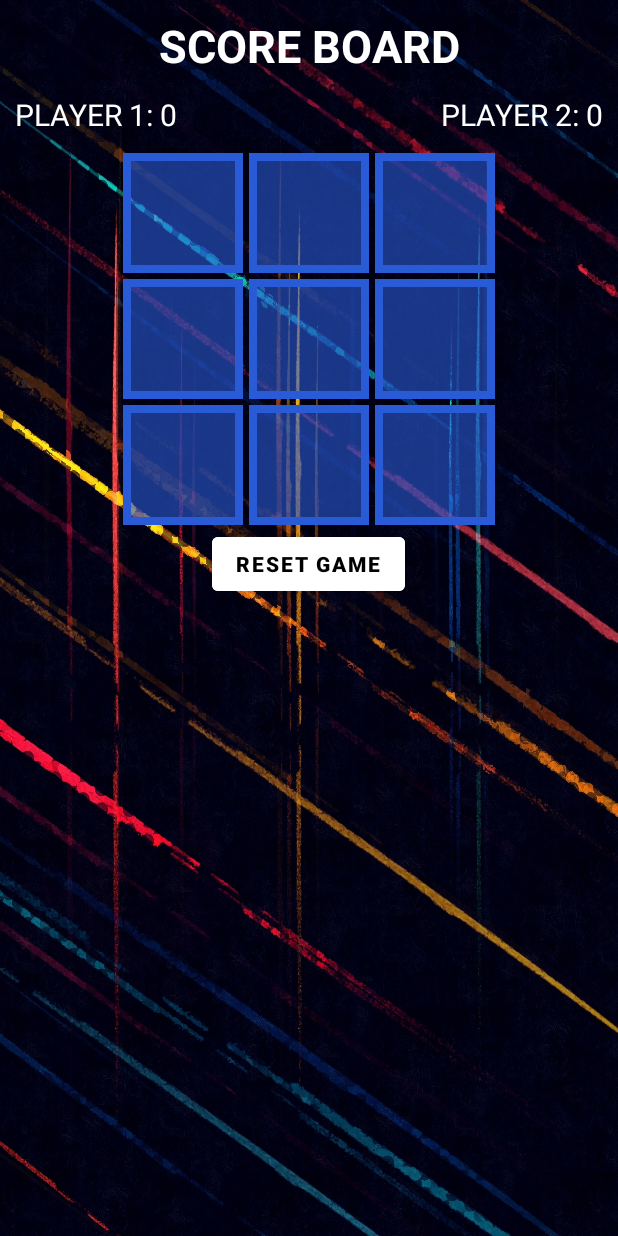
After one commit to victorbamikole/TICTACTOE, an Android app: the LocalPlayersGameBoard screen opened directly, with no data from a screen before it, on a phone screen of 412 x 824 dp. The commit adds this screen. Run offline under Robolectric (Android 15) with nearby library versions, the phone set to English and light mode, and no system bars; Roboto replaces fonts that are not available here.

Commit message:
local multiplayer added

```diff
--- a/app/src/main/AndroidManifest.xml
+++ b/app/src/main/AndroidManifest.xml
@@ -9,6 +9,12 @@
         android:roundIcon="@mipmap/ic_launcher_round"
         android:supportsRtl="true"
         android:theme="@style/Theme.HILTTicTacToe">
+        <activity
+            android:name=".LocalMultiplayer.LocalPlayersGameBoard"
+            android:exported="true" />
+        <activity
+            android:name=".LocalMultiplayer.LocalPlayersDetails"
+            android:exported="true" />
         <activity
             android:name=".GameBoardActivity"
             android:exported="true" />
--- /dev/null
+++ b/app/src/main/java/com/example/hilttictactoe/LocalMultiplayer/LocalPlayersGameBoard.kt
@@ -0,0 +1,157 @@
+package com.example.hilttictactoe.LocalMultiplayer
+
+import android.graphics.drawable.Drawable
+import androidx.appcompat.app.AppCompatActivity
+import android.os.Bundle
+import android.widget.Button
+import android.widget.ImageButton
+import android.widget.TextView
+import android.widget.Toast
+import androidx.core.content.res.ResourcesCompat
+import com.example.hilttictactoe.R
+
+
+class LocalPlayersGameBoard : AppCompatActivity() {
+    lateinit var buttons:Array<Array<ImageButton>>
+    lateinit var textViewPlayer1:TextView
+    lateinit var textViewPlayer2:TextView
+
+    private var player1Turn:Boolean = true
+    private var roundCount:Int = 0
+    private var player1Points:Int = 0
+    private var player2Points:Int = 0
+    override fun onCreate(savedInstanceState: Bundle?) {
+        super.onCreate(savedInstanceState)
+        setContentView(R.layout.activity_local_players_game_board)
+
+        textViewPlayer1 = findViewById(R.id.player1Textview)
+        textViewPlayer2 = findViewById(R.id.player2Textview)
+
+//        val resetGameBtn:Button = findViewById(R.id.resetGameBtn)
+        val resetGameBtn:Button = findViewById(resources.getIdentifier("resetGameBtn", "id", packageName))
+
+        //reset button to reset game
+        resetGameBtn.setOnClickListener {
+            player1Points = 0
+            player2Points = 0
+            updateScore()
+            clearBoard()
+        }
+
+
+        /**a two dimensional array that contais all the gameboard buttons thru the initButtons
+         * function getting the row(r) and column (c) into this variable to assign the values (0-3) to it**/
+        buttons = Array(3){r ->
+            Array(3){c ->
+                initButtons(r, c)
+            }
+        }
+    }
+
+
+    //get each button programmatically with r and c variables
+    //to get multiple buttons to do something similar and  this is how to find each of them by id.
+    private fun initButtons(r: Int, c: Int):ImageButton {
+        val btn:ImageButton = findViewById(resources.getIdentifier("btn$r$c", "id", packageName))
+        btn.setOnClickListener {
+            onBtnClicked(btn)
+        }
+        return btn
+    }
+
+    private fun onBtnClicked(btn: ImageButton){
+        //checks if the box has already been clicked, does nothing when clicked if it has already been clicked
+        if (btn.drawable != null) return
+        if (player1Turn){
+            btn.setImageResource(R.drawable.xicon)
+        }else{
+            btn.setImageResource(R.drawable.oicon)
+        }
+        //to count the amount of button clicked
+        roundCount++
+
+        if(checkForWin()){ //if a player wins after all boxes have been filled
+            if(player1Turn){
+                return win(1)
+            }
+            win(2)
+        }else if (roundCount == 9){ //if no one wins after all boxes have been filled
+            draw()
+        }else{
+            //to alternate the players' turn when there are still boxes to fill
+            player1Turn = !player1Turn
+        }
+
+    }
+
+    //kinda confused about this
+    private fun checkForWin(): Boolean {
+        val fields = Array(3){r->
+            Array(3){c->
+                getField(buttons[r][c])
+            }
+        }
+
+
+        for(i in 0..2){
+            //checks if we have a column win
+            if ((fields[i][0] ==  fields[i][1]) && (fields[i][0] ==  fields[i][2]) && fields[i][0] != null){
+                return true
+            }else if ((fields[0][i] ==  fields[1][i]) && (fields[0][i] ==  fields[2][i]) && fields[0][i] != null){ //checks if we have a row win
+                return true
+            }
+        }
+        //checks if we have a diagonal win
+        if ((fields[0][0] ==  fields[1][1]) && (fields[0][0] ==  fields[2][2]) && fields[0][0] != null){
+            return true
+        }else if((fields[0][2] ==  fields[1][1]) && (fields[0][2] ==  fields[2][0]) && fields[0][2] != null){
+            return true
+        }
+        return false
+
+    }
+
+    private fun win(player: Int) {
+        if (player == 1) player1Points++ else player2Points++
+        Toast.makeText(this, "player $player won!", Toast.LENGTH_SHORT).show()
+        updateScore()
+        clearBoard()
+    }
+
+    private fun draw() {
+        Toast.makeText(this, "It's a tie!", Toast.LENGTH_SHORT).show()
+        updateScore()
+        clearBoard()
+    }
+
+    //to reset the whole game
+    private fun clearBoard() {
+        for (i in 0..2){
+            for (j in 0..2){
+                buttons[i][j].setImageResource(0) //removes the image resource
+            }
+        }
+        roundCount = 0
+        player1Turn = true
+    }
+
+    private fun getField(btn: ImageButton) :Char?{
+        val drw:Drawable? = btn.drawable
+        val drwX:Drawable? = ResourcesCompat.getDrawable(resources, R.drawable.xicon, null)
+        val drwO:Drawable? = ResourcesCompat.getDrawable(resources, R.drawable.oicon, null)
+
+        return when(drw?.constantState){
+            drwX?.constantState -> 'X'
+            drwO?.constantState -> 'O'
+            else -> null
+        }
+    }
+
+    //to change players' score
+    private fun updateScore() {
+        textViewPlayer1.text = "PLAYER 1: $player1Points"
+        textViewPlayer2.text = "PLAYER 2: $player2Points"
+    }
+
+
+}
--- a/app/src/main/java/com/example/hilttictactoe/MainActivity.kt
+++ b/app/src/main/java/com/example/hilttictactoe/MainActivity.kt
@@ -3,6 +3,7 @@ package com.example.hilttictactoe
 import android.content.Intent
 import androidx.appcompat.app.AppCompatActivity
 import android.os.Bundle
+import com.example.hilttictactoe.LocalMultiplayer.LocalPlayersDetails
 import kotlinx.android.synthetic.main.activity_main.*
 
 class MainActivity : AppCompatActivity() {
@@ -20,5 +21,8 @@ class MainActivity : AppCompatActivity() {
             }
             startActivity(intent)
         }
+        localMultiplayer.setOnClickListener {
+            startActivity(Intent(this@MainActivity, LocalPlayersDetails::class.java))
+        }
     }
 }
--- /dev/null
+++ b/app/src/main/res/drawable/custom_button.xml
@@ -0,0 +1,7 @@
+<?xml version="1.0" encoding="utf-8"?>
+<shape xmlns:android="http://schemas.android.com/apk/res/android"
+    android:shape="rectangle">
+    <solid android:color="#992A5BD6"/>
+    <stroke android:color="#2A5BD6" android:width="5dp"/>
+
+</shape>
--- /dev/null
+++ b/app/src/main/res/layout/activity_local_players_game_board.xml
@@ -0,0 +1,135 @@
+<?xml version="1.0" encoding="utf-8"?>
+<LinearLayout xmlns:android="http://schemas.android.com/apk/res/android"
+    xmlns:app="http://schemas.android.com/apk/res-auto"
+    xmlns:tools="http://schemas.android.com/tools"
+    android:layout_width="match_parent"
+    android:layout_height="match_parent"
+    android:orientation="vertical"
+    android:background="@drawable/background"
+    tools:context=".LocalMultiplayer.LocalPlayersGameBoard">
+
+    <androidx.constraintlayout.widget.ConstraintLayout
+        android:layout_width="match_parent"
+        android:layout_height="100dp"
+        android:padding="10dp">
+
+        <TextView
+            android:id="@+id/scoreBoardTextview"
+            android:layout_width="wrap_content"
+            android:layout_height="wrap_content"
+            android:text="SCORE BOARD"
+            android:textSize="30sp"
+            android:textStyle="bold"
+            android:textColor="@color/white"
+            android:textAlignment="center"
+            app:layout_constraintEnd_toEndOf="parent"
+            app:layout_constraintHorizontal_bias="0.5"
+            app:layout_constraintStart_toStartOf="parent"
+            app:layout_constraintTop_toTopOf="parent"/>
+        <TextView
+            android:id="@+id/player1Textview"
+            android:layout_width="wrap_content"
+            android:layout_height="wrap_content"
+            android:text="PLAYER 1: 0"
+            android:textSize="20sp"
+            android:textColor="@color/white"
+
+            app:layout_constraintStart_toStartOf="parent"
+            app:layout_constraintBottom_toBottomOf="parent"/>
+        <TextView
+            android:id="@+id/player2Textview"
+
+            android:layout_width="wrap_content"
+            android:layout_height="wrap_content"
+            android:text="PLAYER 2: 0"
+            android:textSize="20sp"
+            android:textColor="@color/white"
+            app:layout_constraintEnd_toEndOf="parent"
+            app:layout_constraintBottom_toBottomOf="parent"/>
+    </androidx.constraintlayout.widget.ConstraintLayout>
+    <LinearLayout
+        android:layout_width="match_parent"
+        android:layout_height="wrap_content"
+        android:gravity="center">
+        <ImageButton
+            android:id="@+id/btn00"
+            android:layout_margin="2dp"
+            android:layout_width="80dp"
+            android:layout_height="80dp"
+            android:textColor="@color/white"
+            android:background="@drawable/custom_button"/>
+        <ImageButton
+            android:id="@+id/btn01"
+            android:layout_margin="2dp"
+            android:layout_width="80dp"
+            android:layout_height="80dp"
+            android:background="@drawable/custom_button"/>
+        <ImageButton
+            android:layout_margin="2dp"
+            android:id="@+id/btn02"
+            android:layout_width="80dp"
+            android:layout_height="80dp"
+            android:background="@drawable/custom_button"/>
+    </LinearLayout>
+    <LinearLayout
+        android:layout_width="match_parent"
+        android:layout_height="wrap_content"
+        android:gravity="center">
+        <ImageButton
+            android:id="@+id/btn10"
+            android:layout_margin="2dp"
+            android:layout_width="80dp"
+            android:layout_height="80dp"
+            android:background="@drawable/custom_button"/>
+        <ImageButton
+            android:id="@+id/btn11"
+            android:layout_margin="2dp"
+            android:layout_width="80dp"
+            android:layout_height="80dp"
+            android:background="@drawable/custom_button"/>
+        <ImageButton
+            android:id="@+id/btn12"
+            android:layout_margin="2dp"
+            android:layout_width="80dp"
+            android:layout_height="80dp"
+            android:background="@drawable/custom_button"/>
+    </LinearLayout>
+    <LinearLayout
+        android:layout_width="match_parent"
+        android:layout_height="wrap_content"
+        android:gravity="center">
+        <ImageButton
+            android:id="@+id/btn20"
+            android:layout_margin="2dp"
+            android:layout_width="80dp"
+            android:layout_height="80dp"
+            android:background="@drawable/custom_button"/>
+        <ImageButton
+            android:id="@+id/btn21"
+            android:layout_margin="2dp"
+            android:layout_width="80dp"
+            android:layout_height="80dp"
+            android:background="@drawable/custom_button"/>
+        <ImageButton
+            android:id="@+id/btn22"
+            android:layout_margin="2dp"
+            android:layout_width="80dp"
+            android:layout_height="80dp"
+            android:background="@drawable/custom_button"/>
+    </LinearLayout>
+    <RelativeLayout
+        android:layout_width="match_parent"
+        android:layout_height="wrap_content">
+
+        <Button
+            android:backgroundTint="@color/white"
+            android:id="@+id/resetGameBtn"
+            android:textColor="@color/black"
+            android:textStyle="bold"
+            android:layout_width="wrap_content"
+            android:layout_height="wrap_content"
+            android:layout_centerInParent="true"
+            android:text="RESET GAME" />
+    </RelativeLayout>
+
+</LinearLayout>
--- a/app/src/main/res/layout/activity_main.xml
+++ b/app/src/main/res/layout/activity_main.xml
@@ -81,7 +81,7 @@
         app:layout_constraintTop_toBottomOf="@+id/comp1" />
 
     <Button
-        android:id="@+id/comp2"
+        android:id="@+id/localMultiplayer"
         android:layout_width="wrap_content"
         android:layout_height="wrap_content"
         android:layout_marginTop="32dp"
```
Also changed, not shown: app/src/main/java/com/example/hilttictactoe/LocalMultiplayer/LocalPlayersDetails.kt (added, +18 -0 lines), app/src/main/res/layout/activity_local_playersdetails.xml (added, +19 -0 lines), app/src/main/res/drawable/background.jpg (added), app/src/main/res/drawable/oicon.png (added), app/src/main/res/drawable/xicon.png (added).
